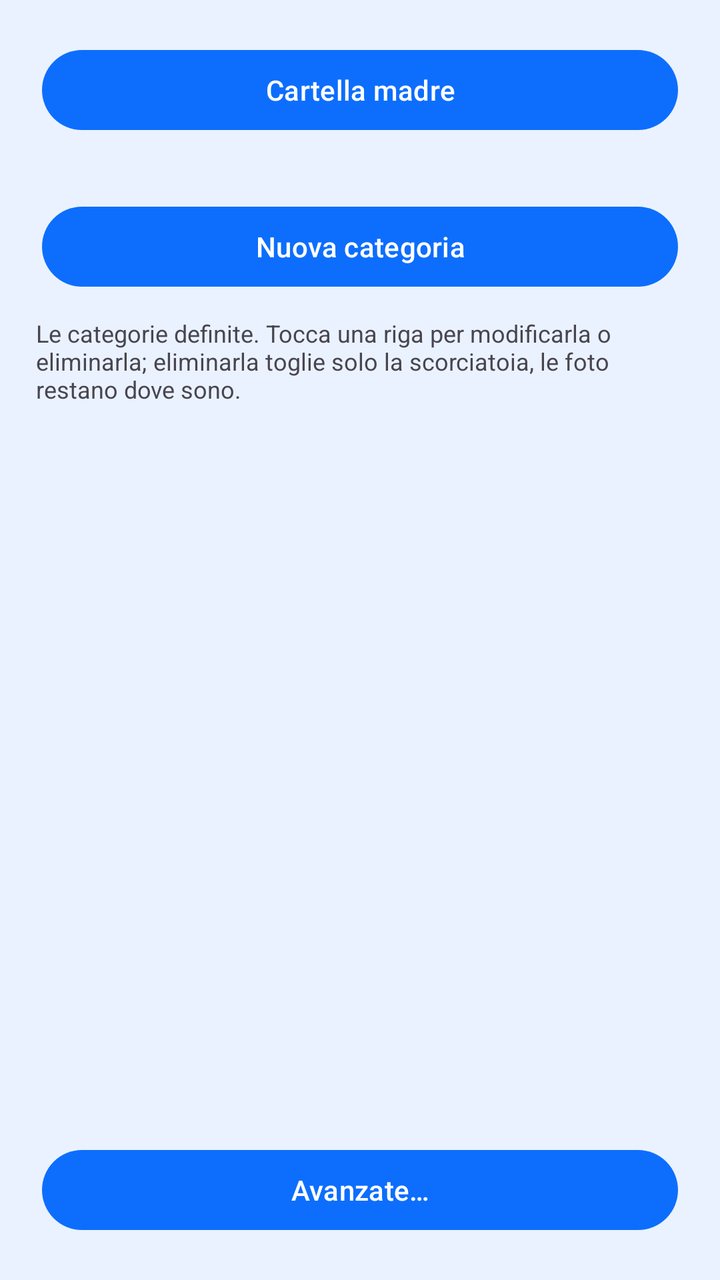
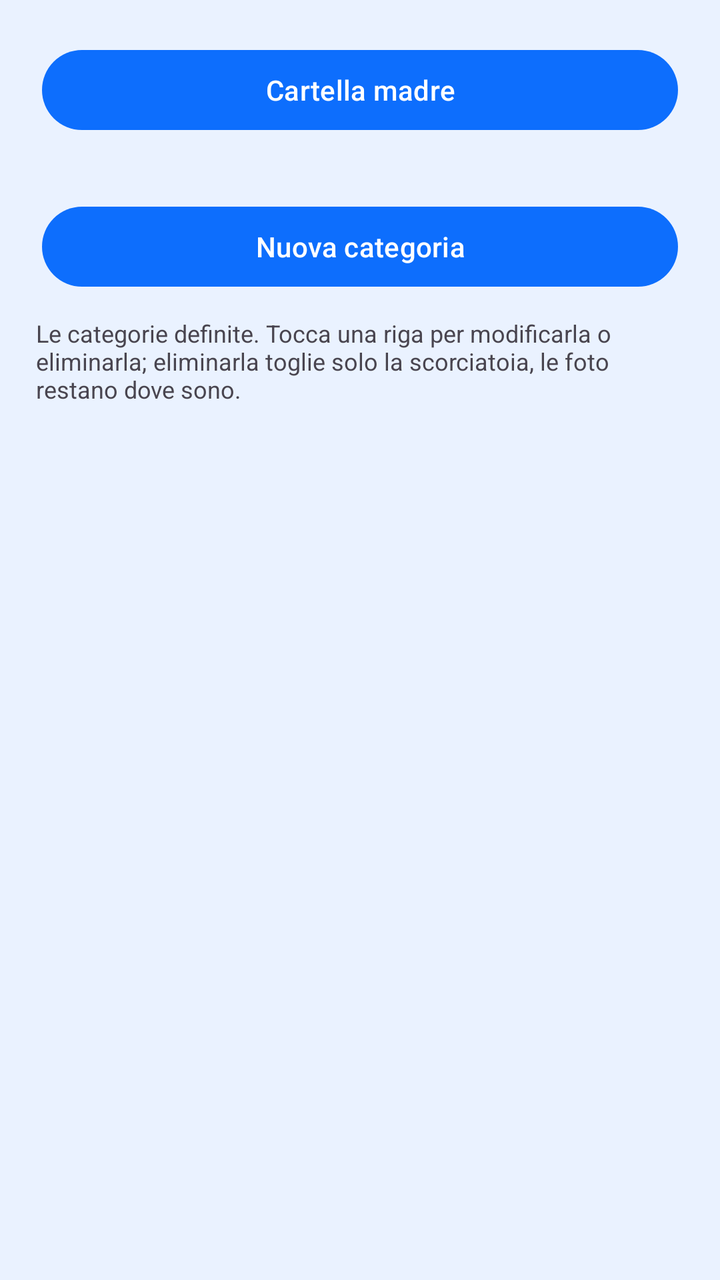

An Android layout rendered at two revisions. The XML below is the earlier revision; the diff shows what the commit changed to produce the second picture.
<!-- AndroidManifest.xml: application theme Theme.Fotosistemis -->
<!-- res/layout/activity_destinations.xml -->
<?xml version="1.0" encoding="utf-8"?>
<LinearLayout xmlns:android="http://schemas.android.com/apk/res/android"
    android:id="@+id/destinationsRoot"
    android:layout_width="match_parent"
    android:layout_height="match_parent"
    android:orientation="vertical"
    android:padding="18dp">

    
    <Button
        android:id="@+id/destinationRootButton"
        android:layout_width="match_parent"
        android:layout_height="wrap_content"
        android:layout_margin="3dp"
        android:text="@string/action_destination_root" />

    <TextView
        android:id="@+id/destinationRootLine"
        android:layout_width="match_parent"
        android:layout_height="wrap_content"
        android:layout_marginBottom="8dp"
        android:textSize="12sp" />

    <Button
        android:id="@+id/addDestinationButton"
        android:layout_width="match_parent"
        android:layout_height="wrap_content"
        android:layout_margin="3dp"
        android:text="@string/destination_new" />

    <TextView
        android:layout_width="match_parent"
        android:layout_height="wrap_content"
        android:layout_marginTop="8dp"
        android:text="@string/destinations_hint"
        android:textSize="12sp" />

    <ListView
        android:id="@+id/destinationList"
        android:layout_width="match_parent"
        android:layout_height="0dp"
        android:layout_weight="1" />

    <Button
        android:id="@+id/advancedButton"
        android:layout_width="match_parent"
        android:layout_height="wrap_content"
        android:layout_margin="3dp"
        android:text="@string/action_advanced" />
</LinearLayout>
<!-- resources referenced by this layout -->
<resources>
  <string name="action_advanced">Avanzate…</string>
  <string name="action_destination_root">Cartella madre</string>
  <string name="destination_new">Nuova categoria</string>
  <string name="destinations_hint">Le categorie definite. Tocca una riga per modificarla o eliminarla; eliminarla toglie solo la scorciatoia, le foto restano dove sono.</string>
  <style name="Theme.Fotosistemis" parent="Base.Theme.Fotosistemis" />
  <style name="Base.Theme.Fotosistemis" parent="Theme.Material3.DayNight.NoActionBar">
          <item name="colorPrimary">@color/brand_blue</item>
          <item name="colorOnPrimary">@color/white</item>
          <item name="colorPrimaryContainer">@color/brand_blue_light</item>
          <item name="colorOnPrimaryContainer">@color/ink</item>
          <item name="colorSecondary">@color/brand_blue_dark</item>
          <item name="colorOnSecondary">@color/white</item>
  
          <item name="android:colorBackground">@color/surface_tint</item>
          <item name="colorSurface">@color/white</item>
          <item name="colorOnBackground">@color/ink</item>
          <item name="colorOnSurface">@color/ink</item>
          <item name="colorOnSurfaceVariant">@color/ink_muted</item>
          <item name="android:textColorPrimary">@color/ink</item>
          <item name="android:textColorSecondary">@color/ink_muted</item>
      </style>
  <color name="brand_blue">#0D6EFD</color>
  <color name="white">#FFFFFFFF</color>
  <color name="brand_blue_light">#CFE2FF</color>
  <color name="ink">#12233B</color>
  <color name="brand_blue_dark">#0A58CA</color>
  <color name="surface_tint">#EAF2FF</color>
  <color name="ink_muted">#41556F</color>
</resources>

<!-- the commit's change to res/layout/activity_destinations.xml (unified diff, before → after) -->
@@ -41,10 +41,4 @@
         android:layout_height="0dp"
         android:layout_weight="1" />
 
-    <Button
-        android:id="@+id/advancedButton"
-        android:layout_width="match_parent"
-        android:layout_height="wrap_content"
-        android:layout_margin="3dp"
-        android:text="@string/action_advanced" />
 </LinearLayout>
<!-- resource entries referenced after the edit -->
@@ -1,6 +1,5 @@
 <!-- resources referenced by this layout -->
 <resources>
-  <string name="action_advanced">Avanzate…</string>
   <string name="action_destination_root">Cartella madre</string>
   <string name="destination_new">Nuova categoria</string>
   <string name="destinations_hint">Le categorie definite. Tocca una riga per modificarla o eliminarla; eliminarla toglie solo la scorciatoia, le foto restano dove sono.</string>
